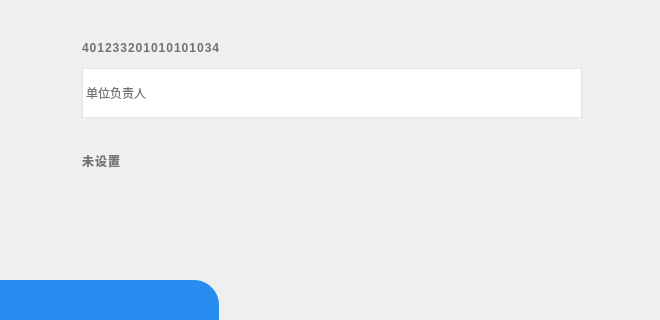
Before: the Qt Designer form SSCard_System/nc_commitpersoninfo.ui in leithergit/SSCard_System, drawn with Qt 5; both pictures show x 488 to 1148 and y 302 to 622 of the 1148 by 776 pixel window.
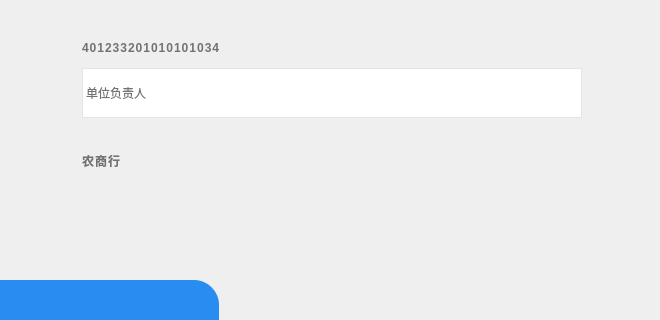
After: the same form once the commit is applied. Icons and pictures are not drawn.

```diff
--- a/SSCard_System/nc_commitpersoninfo.ui
+++ b/SSCard_System/nc_commitpersoninfo.ui
@@ -621,7 +621,7 @@
 font: 57 42px &quot;思源黑体 CN Medium&quot;;</string>
            </property>
            <property name="text">
-            <string>未设置</string>
+            <string>农商行</string>
            </property>
           </widget>
          </item>
```
